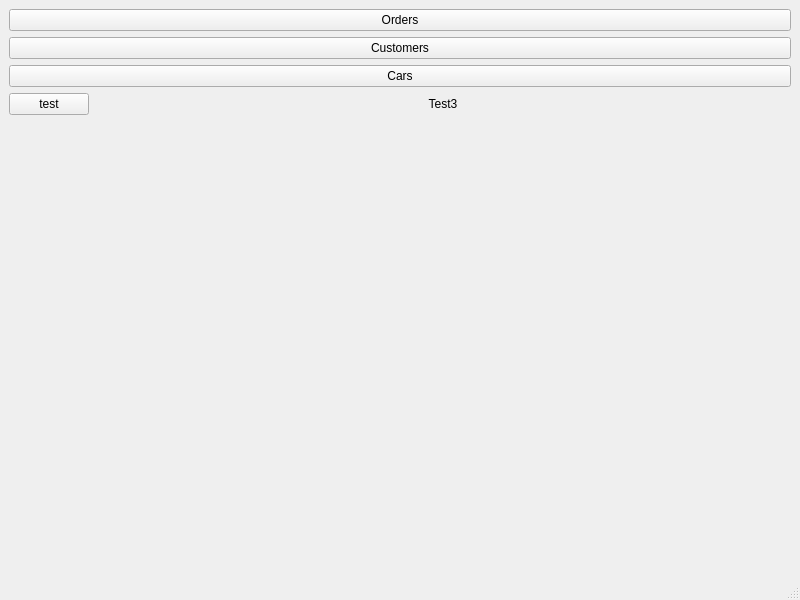
Before: the Qt Designer form carRentalTest/mainwindow.ui in terjetopland/carRentals, drawn with Qt 5.
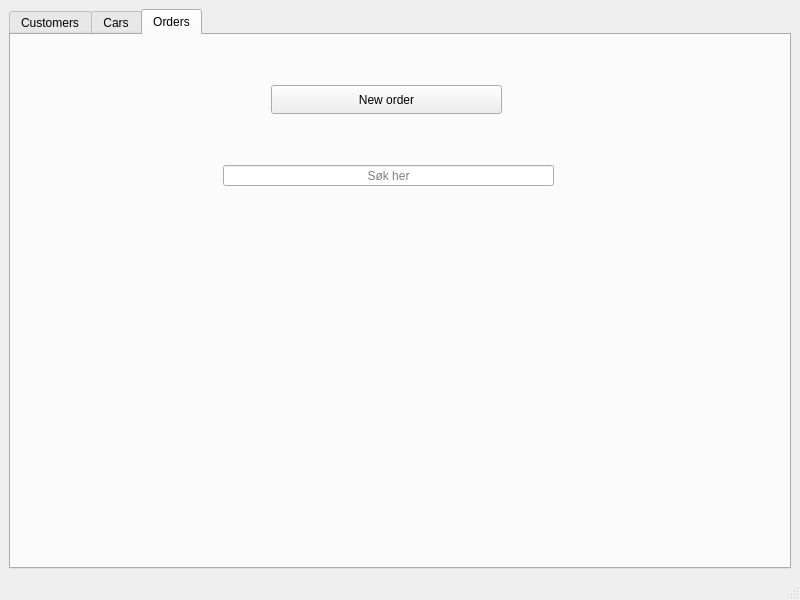
After: the same form once the commit is applied.

Commit message: Added tabs, buttons and searchfield layout

```diff
--- a/carRentalTest/mainwindow.ui
+++ b/carRentalTest/mainwindow.ui
@@ -18,41 +18,139 @@
     <item>
      <layout class="QFormLayout" name="formLayout">
       <item row="0" column="0" colspan="2">
-       <widget class="QPushButton" name="pushButton">
-        <property name="text">
-         <string>Orders</string>
+       <widget class="QTabWidget" name="tabWidget">
+        <property name="tabletTracking">
+         <bool>false</bool>
         </property>
-       </widget>
-      </item>
-      <item row="1" column="0" colspan="2">
-       <widget class="QPushButton" name="pushButton_2">
-        <property name="text">
-         <string>Customers</string>
+        <property name="currentIndex">
+         <number>2</number>
         </property>
-       </widget>
-      </item>
-      <item row="2" column="0" colspan="2">
-       <widget class="QPushButton" name="pushButton_3">
-        <property name="text">
-         <string>Cars</string>
-        </property>
-       </widget>
-      </item>
-      <item row="3" column="1">
-       <widget class="QLabel" name="label">
-        <property name="text">
-         <string>Test3</string>
-        </property>
-        <property name="alignment">
-         <set>Qt::AlignCenter</set>
-        </property>
-       </widget>
-      </item>
-      <item row="3" column="0">
-       <widget class="QPushButton" name="pushButton_4">
-        <property name="text">
-         <string>test</string>
-        </property>
+        <widget class="QWidget" name="tab">
+         <attribute name="title">
+          <string>Customers</string>
+         </attribute>
+         <widget class="QPushButton" name="pushButton">
+          <property name="geometry">
+           <rect>
+            <x>250</x>
+            <y>20</y>
+            <width>241</width>
+            <height>29</height>
+           </rect>
+          </property>
+          <property name="text">
+           <string>New Customer</string>
+          </property>
+         </widget>
+         <widget class="QLineEdit" name="lineEdit">
+          <property name="geometry">
+           <rect>
+            <x>160</x>
+            <y>90</y>
+            <width>431</width>
+            <height>21</height>
+           </rect>
+          </property>
+          <property name="text">
+           <string/>
+          </property>
+          <property name="alignment">
+           <set>Qt::AlignCenter</set>
+          </property>
+          <property name="placeholderText">
+           <string>Søk her</string>
+          </property>
+          <property name="clearButtonEnabled">
+           <bool>true</bool>
+          </property>
+         </widget>
+        </widget>
+        <widget class="QWidget" name="tab_3">
+         <attribute name="title">
+          <string>Cars</string>
+         </attribute>
+         <widget class="QPushButton" name="pushButton_2">
+          <property name="geometry">
+           <rect>
+            <x>250</x>
+            <y>30</y>
+            <width>261</width>
+            <height>29</height>
+           </rect>
+          </property>
+          <property name="text">
+           <string>New Car</string>
+          </property>
+         </widget>
+         <widget class="QLineEdit" name="lineEdit_2">
+          <property name="geometry">
+           <rect>
+            <x>230</x>
+            <y>100</y>
+            <width>301</width>
+            <height>21</height>
+           </rect>
+          </property>
+          <property name="text">
+           <string/>
+          </property>
+          <property name="alignment">
+           <set>Qt::AlignCenter</set>
+          </property>
+          <property name="placeholderText">
+           <string>Søk her</string>
+          </property>
+          <property name="clearButtonEnabled">
+           <bool>true</bool>
+          </property>
+         </widget>
+        </widget>
+        <widget class="QWidget" name="tab_2">
+         <attribute name="title">
+          <string>Orders</string>
+         </attribute>
+         <widget class="QPushButton" name="pushButton_3">
+          <property name="geometry">
+           <rect>
+            <x>260</x>
+            <y>50</y>
+            <width>231</width>
+            <height>29</height>
+           </rect>
+          </property>
+          <property name="sizePolicy">
+           <sizepolicy hsizetype="Minimum" vsizetype="Expanding">
+            <horstretch>0</horstretch>
+            <verstretch>0</verstretch>
+           </sizepolicy>
+          </property>
+          <property name="text">
+           <string>New order</string>
+          </property>
+         </widget>
+         <widget class="QLineEdit" name="lineEdit_3">
+          <property name="geometry">
+           <rect>
+            <x>212</x>
+            <y>130</y>
+            <width>331</width>
+            <height>21</height>
+           </rect>
+          </property>
+          <property name="text">
+           <string/>
+          </property>
+          <property name="alignment">
+           <set>Qt::AlignCenter</set>
+          </property>
+          <property name="placeholderText">
+           <string>Søk her</string>
+          </property>
+          <property name="clearButtonEnabled">
+           <bool>true</bool>
+          </property>
+         </widget>
+        </widget>
        </widget>
       </item>
      </layout>
```
Left out of the diff: 2 changed lines with no effect on the pictures. The commit also changes 3 other files.
